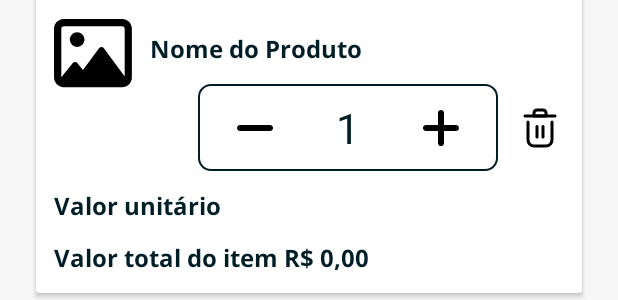
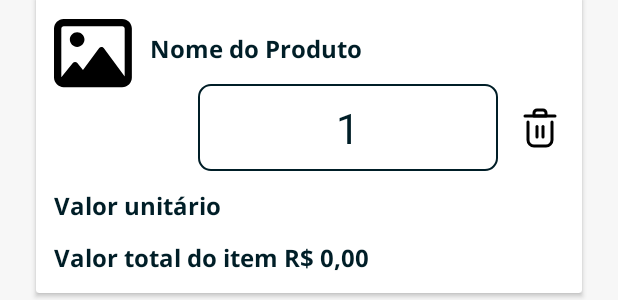
Before and after one commit to CesarSoftDevelopment/Sales-at-Omie, an Android app: the layout fragment_make_sale.xml on its own in the app's theme, with its tools: preview values and no code run, on a phone screen of 412 x 824 dp. Shown: the part 760-1060 px from the top of the screen. Run offline under Robolectric (Android 15) with nearby library versions, the phone set to English and light mode, and no system bars.

Commit message:
Adding textCapSentences

```diff
--- a/app/src/main/res/layout/fragment_make_sale.xml
+++ b/app/src/main/res/layout/fragment_make_sale.xml
@@ -38,7 +38,10 @@
                 android:layout_width="match_parent"
                 android:layout_height="wrap_content"
                 android:fontFamily="@font/open_sans_medium"
-                android:textSize="14sp" />
+                android:textSize="14sp"
+                android:inputType="textCapSentences"
+
+                />
 
         </com.google.android.material.textfield.TextInputLayout>
 
@@ -70,6 +73,7 @@
                 android:hint="@string/product_name"
                 android:fontFamily="@font/open_sans_medium"
                 android:textSize="14sp"
+                android:inputType="textCapSentences"
                 />
 
         </com.google.android.material.textfield.TextInputLayout>
--- a/app/src/main/res/layout/product_item.xml
+++ b/app/src/main/res/layout/product_item.xml
@@ -47,6 +47,7 @@
             app:layout_constraintTop_toBottomOf="@+id/product_name"
             android:layout_marginEnd="12dp"
             android:background="@drawable/constraint_border"
+
             >
 
             <ImageButton
@@ -59,7 +60,9 @@
                 android:src="@drawable/ic_minus"
                 app:layout_constraintBottom_toBottomOf="parent"
                 app:layout_constraintStart_toStartOf="parent"
-                app:layout_constraintTop_toTopOf="parent" />
+                app:layout_constraintTop_toTopOf="parent"
+                android:visibility="invisible"
+                />
 
             <TextView
                 android:id="@+id/product_quantity"
@@ -83,7 +86,9 @@
                 android:src="@drawable/ic_plus"
                 app:layout_constraintBottom_toBottomOf="parent"
                 app:layout_constraintEnd_toEndOf="parent"
-                app:layout_constraintTop_toTopOf="parent" />
+                app:layout_constraintTop_toTopOf="parent"
+                android:visibility="invisible"
+                />
 
         </androidx.constraintlayout.widget.ConstraintLayout>
 
--- a/app/src/main/res/values/strings.xml
+++ b/app/src/main/res/values/strings.xml
@@ -24,6 +24,6 @@
     <string name="total_sales">Total de vendas: R$ 0,00</string>
     <string name="order_number">Número do pedido</string>
     <string name="empty_sale">Nenhuma venda</string>
-    <string name="order_items">Items do pedido</string>
+    <string name="order_items">Itens do pedido</string>
     <string name="total_order">Total do pedido :</string>
 </resources>
```
